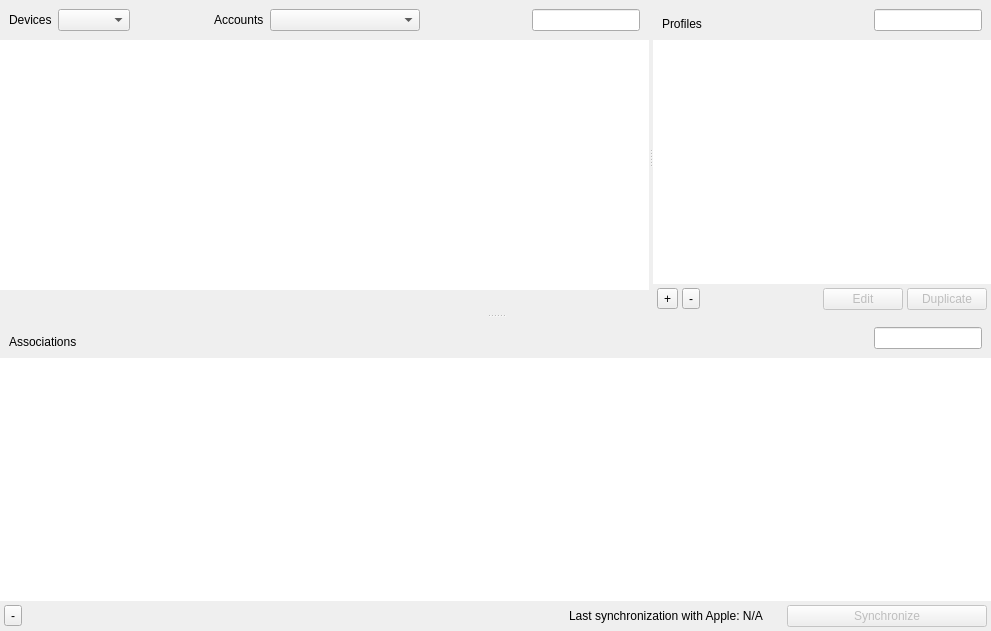
The window that FWAdminLib/dep/DEPAssociationDlg.ui (fw-dev/translations) describes before a commit, drawn with Qt 5.
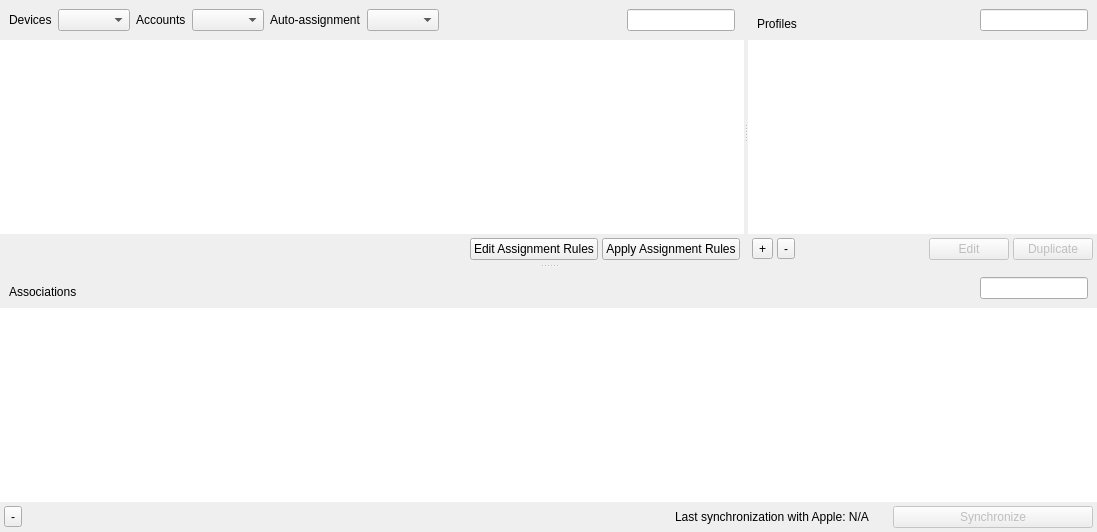
The same window after the commit. Custom widgets are drawn as their Qt base class.

```diff
--- a/FWAdminLib/dep/DEPAssociationDlg.ui
+++ b/FWAdminLib/dep/DEPAssociationDlg.ui
@@ -6,8 +6,8 @@
    <rect>
     <x>0</x>
     <y>0</y>
-    <width>991</width>
-    <height>631</height>
+    <width>1097</width>
+    <height>532</height>
    </rect>
   </property>
   <property name="windowTitle">
@@ -76,34 +76,37 @@
             </widget>
            </item>
            <item>
-            <spacer name="horizontalSpacer_3">
-             <property name="orientation">
-              <enum>Qt::Horizontal</enum>
-             </property>
-             <property name="sizeHint" stdset="0">
-              <size>
-               <width>40</width>
-               <height>20</height>
-              </size>
-             </property>
-            </spacer>
-           </item>
-           <item>
-            <widget class="QLabel" name="label">
+            <widget class="QLabel" name="accountsLabel">
              <property name="text">
               <string>Accounts</string>
              </property>
             </widget>
            </item>
            <item>
-            <widget class="QComboBox" name="depAccountCombo">
-             <property name="minimumSize">
+            <widget class="QComboBox" name="depAccountCombo"/>
+           </item>
+           <item>
+            <widget class="QLabel" name="autoAssignmentLabel">
+             <property name="text">
+              <string>Auto-assignment</string>
+             </property>
+            </widget>
+           </item>
+           <item>
+            <widget class="QComboBox" name="autoAssignmentCombo"/>
+           </item>
+           <item>
+            <spacer name="horizontalSpacer_2">
+             <property name="orientation">
+              <enum>Qt::Horizontal</enum>
+             </property>
+             <property name="sizeHint" stdset="0">
               <size>
-               <width>150</width>
-               <height>0</height>
+               <width>10</width>
+               <height>20</height>
               </size>
              </property>
-            </widget>
+            </spacer>
            </item>
            <item>
             <widget class="QLabel" name="deviceCount">
@@ -162,6 +165,9 @@
         <item>
          <widget class="QWidget" name="deviceToolBar" native="true">
           <layout class="QHBoxLayout" name="deviceNumberBox">
+           <property name="spacing">
+            <number>4</number>
+           </property>
            <property name="leftMargin">
             <number>4</number>
            </property>
@@ -197,6 +203,26 @@
              </property>
             </spacer>
            </item>
+           <item>
+            <widget class="QPushButton" name="editAssignmentRulesButton">
+             <property name="text">
+              <string>Edit Assignment Rules</string>
+             </property>
+             <property name="autoDefault">
+              <bool>false</bool>
+             </property>
+            </widget>
+           </item>
+           <item>
+            <widget class="QPushButton" name="applyAssignmentRulesButton">
+             <property name="text">
+              <string>Apply Assignment Rules</string>
+             </property>
+             <property name="autoDefault">
+              <bool>false</bool>
+             </property>
+            </widget>
+           </item>
           </layout>
          </widget>
         </item>
@@ -561,6 +587,9 @@
            <property name="autoDefault">
             <bool>false</bool>
            </property>
+           <property name="default">
+            <bool>true</bool>
+           </property>
           </widget>
          </item>
         </layout>
@@ -572,23 +601,17 @@
   </layout>
  </widget>
  <customwidgets>
+  <customwidget>
+   <class>CircularProgressIndicator</class>
+   <extends>QWidget</extends>
+   <header>FileWaveGuiLib/circularprogressindicator.h</header>
+   <container>1</container>
+  </customwidget>
   <customwidget>
    <class>StyledTreeView</class>
    <extends>QTreeView</extends>
    <header>FileWaveGuiLib/styledviews/styledtreeview.h</header>
   </customwidget>
-  <customwidget>
-   <class>PrettySplitter</class>
-   <extends>QSplitter</extends>
-   <header>FileWaveGuiLib/prettysplitter/prettysplitter.h</header>
-   <container>1</container>
-  </customwidget>
-  <customwidget>
-   <class>CircularProgressIndicator</class>
-   <extends>QWidget</extends>
-   <header>FileWaveGuiLib/circularprogressindicator.h</header>
-   <container>1</container>
-  </customwidget>
   <customwidget>
    <class>SearchLineEdit</class>
    <extends>QLineEdit</extends>
@@ -600,6 +623,12 @@
    <header>FileWaveGuiLib/searchheader/ViewSearchHeader.h</header>
    <container>1</container>
   </customwidget>
+  <customwidget>
+   <class>PrettySplitter</class>
+   <extends>QSplitter</extends>
+   <header>FileWaveGuiLib/prettysplitter/prettysplitter.h</header>
+   <container>1</container>
+  </customwidget>
  </customwidgets>
  <resources/>
  <connections/>
```
Left out of the diff: 3 changed lines with no effect on the pictures.
